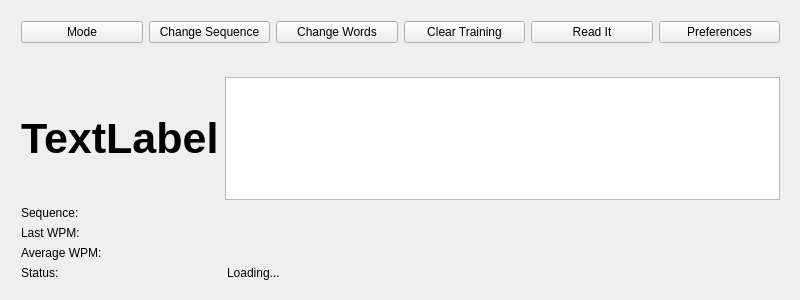
hardaker/CuteCW, file MainWindow.ui: the form before one commit.
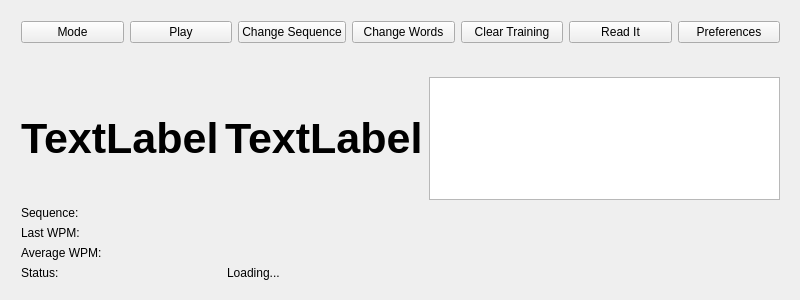
The form after the commit.

Commit message: added a pause/go button

The edit to the form file:
```diff
--- a/MainWindow.ui
+++ b/MainWindow.ui
@@ -39,6 +39,13 @@
          </property>
         </widget>
        </item>
+       <item>
+        <widget class="QPushButton" name="play">
+         <property name="text">
+          <string>Play</string>
+         </property>
+        </widget>
+       </item>
        <item>
         <widget class="QPushButton" name="changeSequence">
          <property name="text">
@@ -108,6 +115,20 @@
          </property>
         </widget>
        </item>
+       <item>
+        <widget class="QLabel" name="WPM">
+         <property name="font">
+          <font>
+           <pointsize>32</pointsize>
+           <weight>75</weight>
+           <bold>true</bold>
+          </font>
+         </property>
+         <property name="text">
+          <string>TextLabel</string>
+         </property>
+        </widget>
+       </item>
        <item>
         <widget class="QTextEdit" name="wordbox"/>
        </item>
```
The commit also changes 2 other files.
